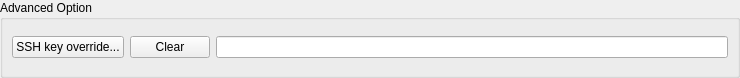
Old version of the form src/RemoteAdvancedOptionWidget.ui in the repository soramimi/Guitar.
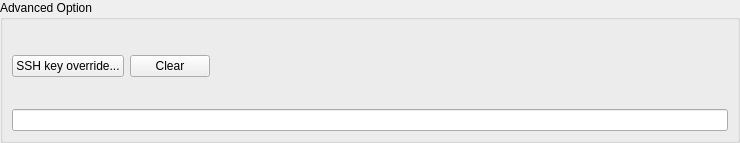
New version of the form. Custom widgets are drawn as their Qt base class.

```diff
--- a/src/RemoteAdvancedOptionWidget.ui
+++ b/src/RemoteAdvancedOptionWidget.ui
@@ -7,7 +7,7 @@
     <x>0</x>
     <y>0</y>
     <width>740</width>
-    <height>78</height>
+    <height>143</height>
    </rect>
   </property>
   <property name="windowTitle">
@@ -31,6 +31,8 @@
      <property name="title">
       <string>Advanced Option</string>
      </property>
+     <layout class="QVBoxLayout" name="verticalLayout_2">
+      <item>
      <layout class="QHBoxLayout" name="horizontalLayout_2">
       <item>
        <widget class="QPushButton" name="pushButton_browse_ssh_key">
@@ -47,7 +49,33 @@
        </widget>
       </item>
       <item>
+         <spacer name="horizontalSpacer">
+          <property name="orientation">
+           <enum>Qt::Horizontal</enum>
+          </property>
+          <property name="sizeHint" stdset="0">
+           <size>
+            <width>40</width>
+            <height>20</height>
+           </size>
+          </property>
+         </spacer>
+        </item>
+        <item>
+         <widget class="QLabel" name="label_information">
+          <property name="text">
+           <string/>
+          </property>
+         </widget>
+        </item>
+       </layout>
+      </item>
+      <item>
+       <layout class="QHBoxLayout" name="horizontalLayout">
+        <item>
        <widget class="ReadOnlyLineEdit" name="lineEdit_ssh_key"/>
+        </item>
+       </layout>
       </item>
      </layout>
     </widget>
```
Lines whose indentation alone changed are shown as unchanged.
